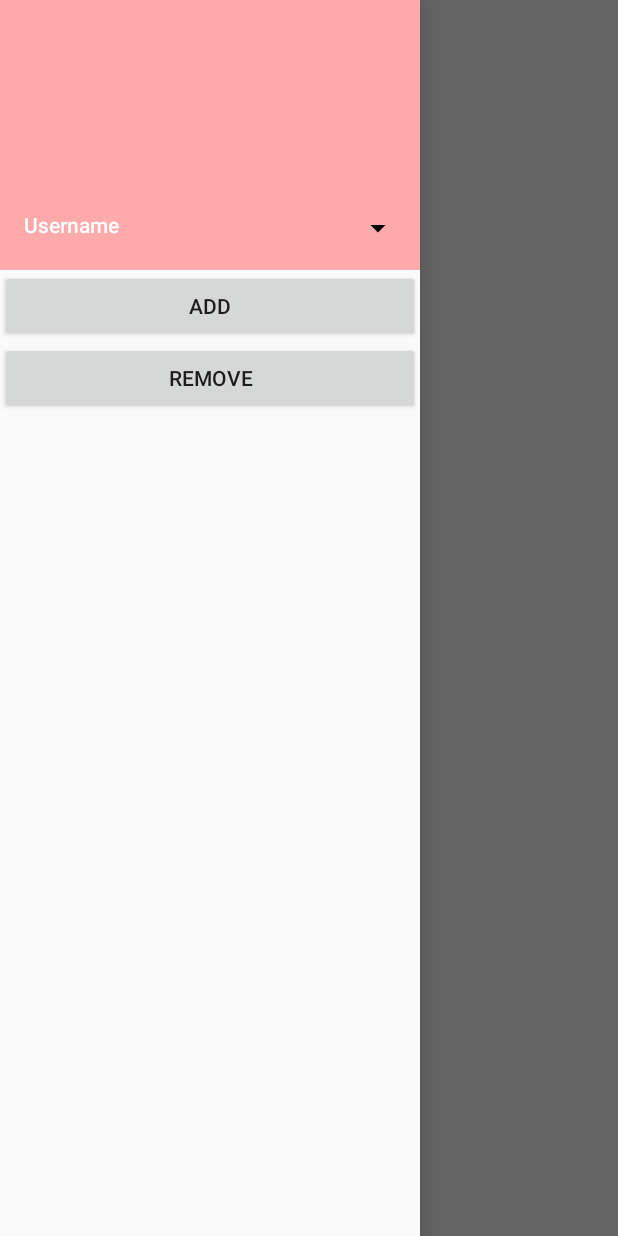
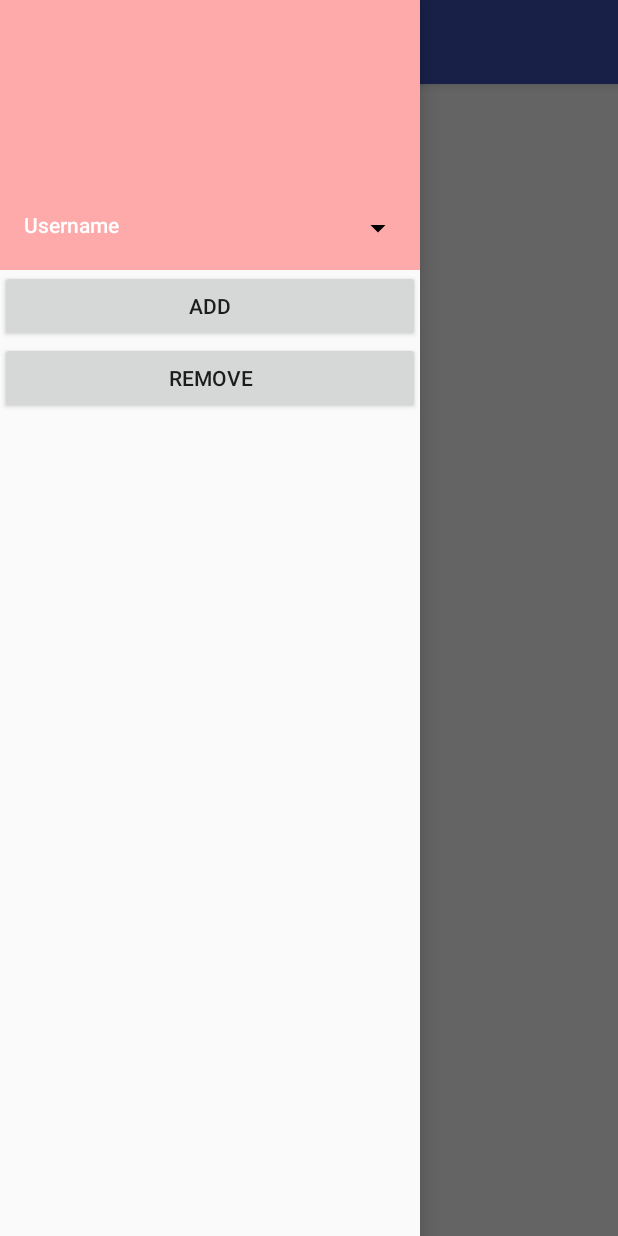
Before and after one commit to tgayle/InboxForRedditDep, an Android app: the MessagesActivity screen opened directly, with no data from a screen before it, with the side drawer open, on a phone screen of 412 x 824 dp. Run offline under Robolectric (Android 15) with nearby library versions, the phone set to English and light mode, and no system bars; our stand-ins replace Room's generated code, RxJava; libraries missing offline, so code that uses them is left out: android.arch.paging; 3 statements that could not run were skipped.

Commit message:
Removed ActionBar from activities so we can add one as needed instead.
Support libraries updated from 27.1.0 to 27.1.1
Constraint Layout updated from 1.0.2 to 1.1.0

```diff
--- a/app/src/main/java/app/endershrooms/inboxforreddit3/activities/EntryLoginActivity.java
+++ b/app/src/main/java/app/endershrooms/inboxforreddit3/activities/EntryLoginActivity.java
@@ -18,7 +18,6 @@ public class EntryLoginActivity extends AppCompatActivity {
   protected void onCreate(Bundle savedInstanceState) {
     super.onCreate(savedInstanceState);
     setContentView(R.layout.activity_main);
-    getSupportActionBar().hide();
     viewPager = (NoSwipeViewPager) findViewById(R.id.vpager);
     viewPager.setPagingEnabled(false);
     vpAdapter = new WelcomeActivityViewPagerAdapter(getSupportFragmentManager());
--- a/app/src/main/java/app/endershrooms/inboxforreddit3/activities/MessagesActivity.java
+++ b/app/src/main/java/app/endershrooms/inboxforreddit3/activities/MessagesActivity.java
@@ -8,8 +8,10 @@ import android.support.v4.app.Fragment;
 import android.support.v4.app.FragmentTransaction;
 import android.support.v4.view.GravityCompat;
 import android.support.v4.widget.DrawerLayout;
+import android.support.v7.app.ActionBarDrawerToggle;
 import android.support.v7.widget.LinearLayoutManager;
 import android.support.v7.widget.RecyclerView;
+import android.support.v7.widget.Toolbar;
 import android.util.Log;
 import android.view.View;
 import android.widget.ImageButton;
@@ -33,14 +35,20 @@ public class MessagesActivity extends BaseActivity {
   protected void onCreate(@Nullable Bundle savedInstanceState) {
     super.onCreate(savedInstanceState);
     setContentView(R.layout.activity_messages_with_drawer);
-    getSupportActionBar().hide();
-    Log.v("############", "###########################");
+
+    Toolbar toolbar = findViewById(R.id.toolbar);
+    setSupportActionBar(toolbar);
+
     ImageButton drawerExpandAccountsBtn = (ImageButton) findViewById(R.id.drawer_expandusers_btn);
     View drawerHeader = findViewById(R.id.main_drawer_navheader);
     final RecyclerView drawerAccountSwitcher = (RecyclerView) findViewById(R.id.activity_messages_drawer_users_list);
     drawerAccountSwitcher.setLayoutManager(new LinearLayoutManager(MessagesActivity.this));
     TextView drawerUsernameTv = findViewById(R.id.main_drawer_navheader_username);
     DrawerLayout drawer = (DrawerLayout) findViewById(R.id.drawer_layout);
+
+    ActionBarDrawerToggle actionBarDrawerToggle = new ActionBarDrawerToggle(MessagesActivity.this, drawer, toolbar, R.string.drawer_open, R.string.drawer_close);
+    drawer.addDrawerListener(actionBarDrawerToggle);
+    actionBarDrawerToggle.syncState();
 
     MessagesActivityViewModel model = ViewModelProviders.of(this).get(MessagesActivityViewModel.class);
     accountsListAdapter = new AccountsListAdapter(new OnAccountListInteraction() {
--- a/app/src/main/java/app/endershrooms/inboxforreddit3/fragments/MainMessagesFragment.java
+++ b/app/src/main/java/app/endershrooms/inboxforreddit3/fragments/MainMessagesFragment.java
@@ -23,11 +23,6 @@ import app.endershrooms.inboxforreddit3.viewmodels.MessagesActivityViewModel;
 import app.endershrooms.inboxforreddit3.viewmodels.MessagesActivityViewModel.LoadingStatusEnum;
 import app.endershrooms.inboxforreddit3.views.CustomLinearLayoutManager;
 
-/**
- * A simple {@link Fragment} subclass.
- * Use the {@link MainMessagesFragment#newInstance} factory method to
- * create an instance of this fragment.
- */
 public class MainMessagesFragment extends Fragment {
 
 
--- a/app/src/main/res/layout/activity_messages_fragment.xml
+++ b/app/src/main/res/layout/activity_messages_fragment.xml
@@ -11,7 +11,7 @@
     android:id="@+id/username_tv"
     android:layout_width="match_parent"
     android:layout_height="wrap_content"
-    android:text="Welcome user!"
+    android:text="@string/login_complete_welcome_user"
     android:textSize="24sp"
     android:textAlignment="center"
     app:layout_constraintTop_toTopOf="parent"/>
@@ -38,7 +38,7 @@
           android:id="@+id/message_rv"
           android:layout_width="match_parent"
           android:layout_height="wrap_content"
-          app:layout_constraintTop_toBottomOf="parent"
+          app:layout_constraintTop_toTopOf="parent"
           app:layout_constraintBottom_toBottomOf="parent"
           app:layout_constraintVertical_bias="0.0"
           android:layout_marginBottom="4dp">
--- a/app/src/main/res/layout/activity_messages_with_drawer.xml
+++ b/app/src/main/res/layout/activity_messages_with_drawer.xml
@@ -1,4 +1,11 @@
 <?xml version="1.0" encoding="utf-8"?>
+
+<android.support.design.widget.CoordinatorLayout
+  android:layout_height="match_parent"
+  android:layout_width="match_parent"
+  xmlns:android="http://schemas.android.com/apk/res/android"
+  xmlns:app="http://schemas.android.com/apk/res-auto">
+
 <android.support.v4.widget.DrawerLayout
   xmlns:android="http://schemas.android.com/apk/res/android"
   xmlns:tools="http://schemas.android.com/tools"
@@ -7,20 +14,29 @@
   android:layout_width="match_parent"
   android:layout_height="match_parent"
   tools:openDrawer="left">
-
   <FrameLayout
     android:layout_width="match_parent"
     android:layout_height="match_parent"
     android:id="@+id/messages_activity_fragholder">
 
-    <!--<include-->
-      <!--layout="@layout/activity_messages_fragment"-->
-      <!--android:layout_width="match_parent"-->
-      <!--android:layout_height="match_parent"/>-->
+    <android.support.design.widget.AppBarLayout
+      android:layout_width="match_parent"
+      android:layout_height="wrap_content"
+      android:theme="@style/AppTheme.AppBarOverlay">
 
+      <android.support.v7.widget.Toolbar
+        android:layout_width="match_parent"
+        android:minHeight="?attr/actionBarSize"
+        android:layout_height="wrap_content"
+        android:background="@color/colorPrimary"
+        android:id="@+id/toolbar"
+        app:layout_constraintTop_toTopOf="parent">
+
+      </android.support.v7.widget.Toolbar>
+
+    </android.support.design.widget.AppBarLayout>
 
   </FrameLayout>
-
 
   <android.support.design.widget.NavigationView
     android:id="@+id/nav_view"
@@ -125,3 +141,4 @@
 
 
 </android.support.v4.widget.DrawerLayout>
+</android.support.design.widget.CoordinatorLayout>
--- a/app/src/main/res/values/styles.xml
+++ b/app/src/main/res/values/styles.xml
@@ -6,6 +6,8 @@
     <item name="colorPrimary">@color/colorPrimary</item>
     <item name="colorPrimaryDark">@color/colorPrimaryDark</item>
     <item name="colorAccent">@color/colorAccent</item>
+    <item name="windowActionBar">false</item>
+    <item name="windowNoTitle">true</item>
   </style>
 
   <style name="AppTheme.NoActionBar">
--- a/build.gradle
+++ b/build.gradle
@@ -1,6 +1,7 @@
 // Top-level build file where you can add configuration options common to all sub-projects/modules.
 
 buildscript {
+    ext.kotlin_version = '1.2.41'
 
     repositories {
         google()
@@ -8,7 +9,7 @@ buildscript {
     }
     dependencies {
         classpath 'com.android.tools.build:gradle:3.1.2'
-
+        classpath "org.jetbrains.kotlin:kotlin-gradle-plugin:$kotlin_version"
 
         // NOTE: Do not place your application dependencies here; they belong
         // in the individual module build.gradle files
```
Also changed, not shown: app/build.gradle (+12 -7 lines).
